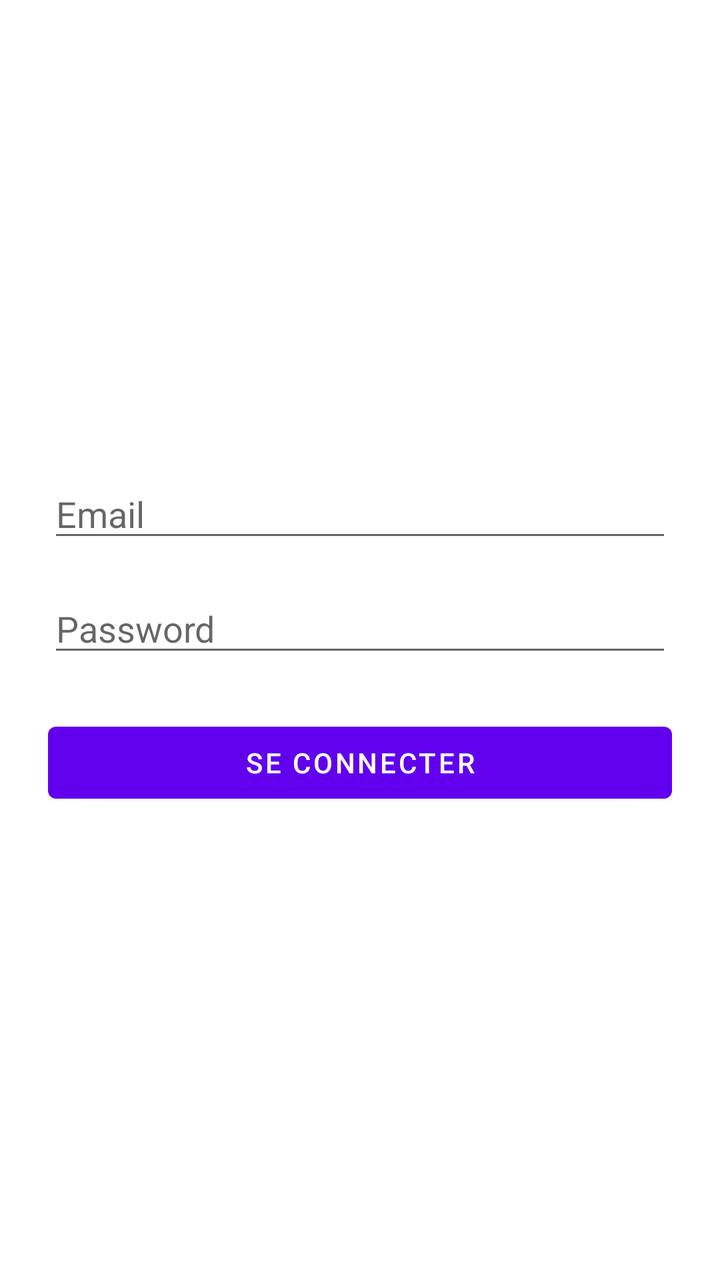
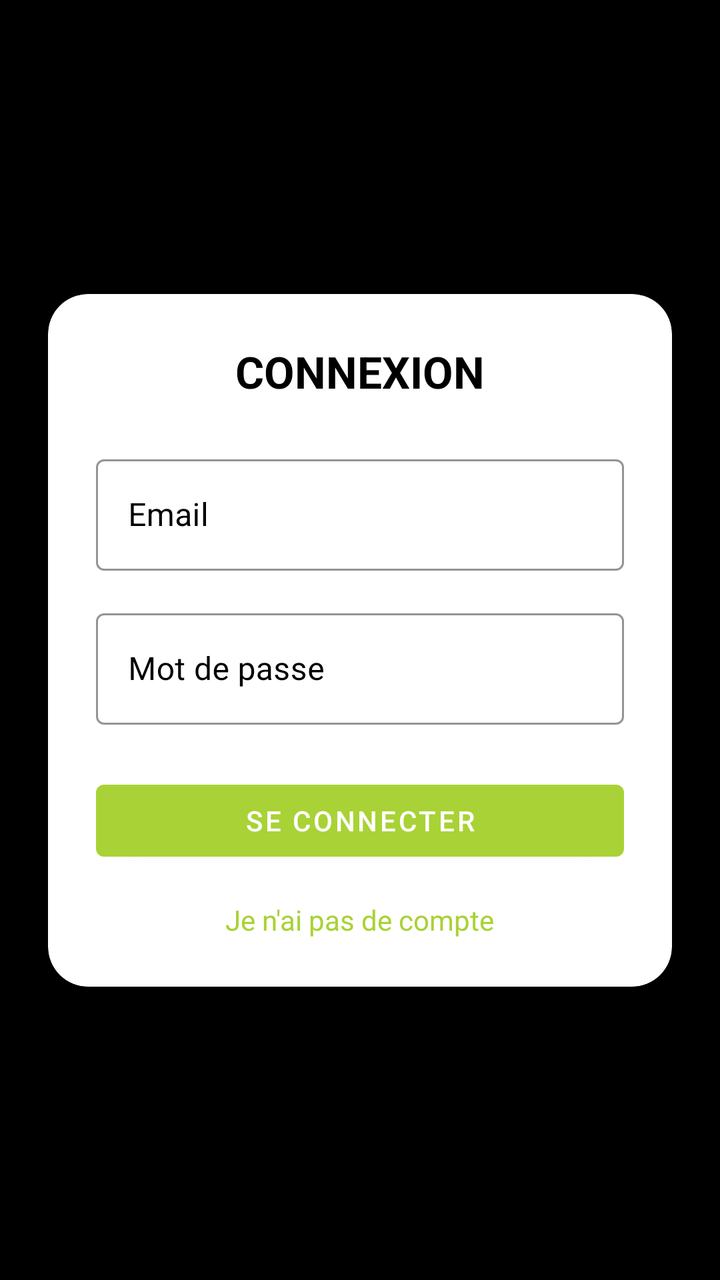

Before-and-after screenshots of an Android layout around one commit, followed by the original layout XML and the change that was made.
<!-- AndroidManifest.xml: application theme Theme.TrainUp -->
<!-- res/layout/activity_login.xml -->
<?xml version="1.0" encoding="utf-8"?>
<LinearLayout xmlns:android="http://schemas.android.com/apk/res/android"
    android:orientation="vertical"
    android:layout_width="match_parent"
    android:layout_height="match_parent"
    android:padding="24dp"
    android:gravity="center">


    <EditText
        android:id="@+id/emailInput"
        android:layout_width="match_parent"
        android:layout_height="wrap_content"
        android:hint="Email"
        android:inputType="textEmailAddress" />

    <EditText
        android:id="@+id/passwordInput"
        android:layout_width="match_parent"
        android:layout_height="wrap_content"
        android:layout_marginTop="16dp"
        android:hint="Password"
        android:inputType="textPassword" />


    <Button
        android:id="@+id/loginButton"
        android:layout_width="match_parent"
        android:layout_height="wrap_content"
        android:text="Se connecter"
        android:layout_marginTop="24dp" />


</LinearLayout>
<!-- resources referenced by this layout -->
<resources>
  <style name="Theme.TrainUp" parent="Theme.MaterialComponents.DayNight.DarkActionBar">
          
          <item name="colorPrimary">@color/purple_500</item>
          <item name="colorPrimaryVariant">@color/purple_700</item>
          <item name="colorOnPrimary">@color/white</item>
          
          <item name="colorSecondary">@color/teal_200</item>
          <item name="colorSecondaryVariant">@color/teal_700</item>
          <item name="colorOnSecondary">@color/black</item>
          
          <item name="android:statusBarColor">?attr/colorPrimaryVariant</item>
          
      </style>
  <color name="purple_500">#FF6200EE</color>
  <color name="purple_700">#FF3700B3</color>
  <color name="white">#FFFFFFFF</color>
  <color name="teal_200">#FF03DAC5</color>
  <color name="teal_700">#FF018786</color>
  <color name="black">#FF000000</color>
</resources>

<!-- the commit's change to res/layout/activity_login.xml (unified diff, before → after) -->
@@ -1,34 +1,93 @@
 <?xml version="1.0" encoding="utf-8"?>
-<LinearLayout xmlns:android="http://schemas.android.com/apk/res/android"
-    android:orientation="vertical"
+<androidx.constraintlayout.widget.ConstraintLayout xmlns:android="http://schemas.android.com/apk/res/android"
+    xmlns:app="http://schemas.android.com/apk/res-auto"
     android:layout_width="match_parent"
     android:layout_height="match_parent"
-    android:padding="24dp"
-    android:gravity="center">
+    android:background="@color/black">
 
+    <com.google.android.material.card.MaterialCardView
+        android:id="@+id/loginCard"
+        android:layout_width="0dp"
+        android:layout_height="wrap_content"
+        android:layout_margin="24dp"
+        app:cardCornerRadius="20dp"
+        app:cardElevation="8dp"
+        app:cardBackgroundColor="@color/white"
+        app:layout_constraintTop_toTopOf="parent"
+        app:layout_constraintBottom_toBottomOf="parent"
+        app:layout_constraintStart_toStartOf="parent"
+        app:layout_constraintEnd_toEndOf="parent">
 
-    <EditText
-        android:id="@+id/emailInput"
-        android:layout_width="match_parent"
-        android:layout_height="wrap_content"
-        android:hint="Email"
-        android:inputType="textEmailAddress" />
+        <LinearLayout
+            android:layout_width="match_parent"
+            android:layout_height="wrap_content"
+            android:orientation="vertical"
+            android:padding="24dp"
+            android:gravity="center_horizontal">
 
-    <EditText
-        android:id="@+id/passwordInput"
-        android:layout_width="match_parent"
-        android:layout_height="wrap_content"
-        android:layout_marginTop="16dp"
-        android:hint="Password"
-        android:inputType="textPassword" />
+            <TextView
+                android:id="@+id/titleLogin"
+                android:layout_width="wrap_content"
+                android:layout_height="wrap_content"
+                android:text="CONNEXION"
+                android:textStyle="bold"
+                android:textSize="22sp"
+                android:layout_marginBottom="24dp"
+                android:textColor="@color/black" />
 
+            <com.google.android.material.textfield.TextInputLayout
+                android:layout_width="match_parent"
+                android:layout_height="wrap_content"
+                android:hint="Email"
+                style="@style/TrainUpTextInput"
+                app:boxBackgroundMode="outline"
+                app:boxBackgroundColor="@color/white">
 
-    <Button
-        android:id="@+id/loginButton"
-        android:layout_width="match_parent"
-        android:layout_height="wrap_content"
-        android:text="Se connecter"
-        android:layout_marginTop="24dp" />
+                <com.google.android.material.textfield.TextInputEditText
+                    android:id="@+id/emailInput"
+                    android:layout_width="match_parent"
+                    android:layout_height="wrap_content"
+                    android:inputType="textEmailAddress"
+                    android:textColor="@color/black"/>
+            </com.google.android.material.textfield.TextInputLayout>
 
+            <com.google.android.material.textfield.TextInputLayout
+                android:layout_width="match_parent"
+                android:layout_height="wrap_content"
+                android:layout_marginTop="16dp"
+                android:hint="Mot de passe"
+                style="@style/TrainUpTextInput"
+                app:boxBackgroundMode="outline"
+                app:boxBackgroundColor="@color/white">
 
-</LinearLayout>
+                <com.google.android.material.textfield.TextInputEditText
+                    android:id="@+id/passwordInput"
+                    android:layout_width="match_parent"
+                    android:layout_height="wrap_content"
+                    android:inputType="textPassword"
+                    android:textColor="@color/black"/>
+            </com.google.android.material.textfield.TextInputLayout>
+
+            <Button
+                android:id="@+id/loginButton"
+                android:layout_width="match_parent"
+                android:layout_height="wrap_content"
+                android:text="Se connecter"
+                android:layout_marginTop="24dp" />
+
+            <TextView
+                android:id="@+id/registerLink"
+                android:layout_width="wrap_content"
+                android:layout_height="wrap_content"
+                android:text="Je n'ai pas de compte"
+                android:textSize="14sp"
+                android:layout_marginTop="16dp"
+                android:textColor="@color/trainup_theme"
+                android:clickable="true"
+                android:focusable="true" />
+
+        </LinearLayout>
+
+    </com.google.android.material.card.MaterialCardView>
+
+</androidx.constraintlayout.widget.ConstraintLayout>
<!-- resource entries referenced after the edit -->
@@ -1,23 +1,34 @@
 <!-- resources referenced by this layout -->
 <resources>
-  <style name="Theme.TrainUp" parent="Theme.MaterialComponents.DayNight.DarkActionBar">
-          
-          <item name="colorPrimary">@color/purple_500</item>
+  <style name="Theme.TrainUp" parent="Theme.MaterialComponents.DayNight.NoActionBar">
+  
+          <item name="colorPrimary">@color/trainup_theme</item>
           <item name="colorPrimaryVariant">@color/purple_700</item>
           <item name="colorOnPrimary">@color/white</item>
-          
-          <item name="colorSecondary">@color/teal_200</item>
+  
+          <item name="colorSecondary">@color/trainup_theme</item>
           <item name="colorSecondaryVariant">@color/teal_700</item>
           <item name="colorOnSecondary">@color/black</item>
-          
+  
+          <item name="android:windowLightStatusBar">false</item>
+          <item name="windowActionBar">false</item>
+          <item name="windowNoTitle">true</item>
+  
           <item name="android:statusBarColor">?attr/colorPrimaryVariant</item>
-          
+  
+  
+          <item name="textInputStyle">@style/TrainUpTextInput</item>
+  
       </style>
-  <color name="purple_500">#FF6200EE</color>
   <color name="purple_700">#FF3700B3</color>
   <color name="white">#FFFFFFFF</color>
-  <color name="teal_200">#FF03DAC5</color>
+  <style name="TrainUpTextInput" parent="Widget.MaterialComponents.TextInputLayout.OutlinedBox">
+          <item name="boxStrokeColor">@color/trainup_theme</item>
+          <item name="hintTextColor">@color/black</item>
+          <item name="android:textColorHint">@color/black</item>
+      </style>
   <color name="teal_700">#FF018786</color>
   <color name="black">#FF000000</color>
+  <color name="trainup_theme">#a9d236</color>
 </resources>
 
